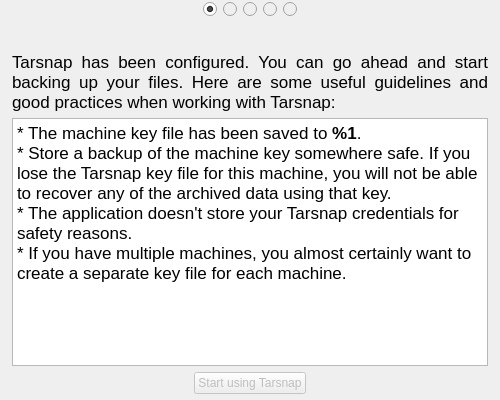
The window that setupdialog.ui (Tarsnap/tarsnap-gui) describes before a commit, drawn with Qt 5.
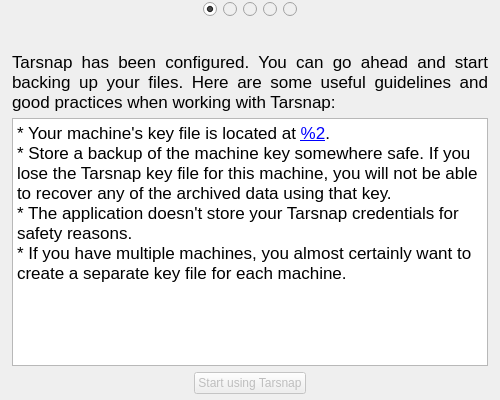
The same window after the commit. The open tabs and pages were chosen to show the change. Icons and pictures are not drawn.

Commit message:
Change phrasing so we can accommodate for both key related cases(existing or generated).
Also made the file URL clickable so one can open via the OS Explorer.

The edit to the form file:
```diff
--- a/setupdialog.ui
+++ b/setupdialog.ui
@@ -909,12 +909,15 @@
        </item>
        <item>
         <widget class="QTextBrowser" name="doneInfoTextBrowser">
+         <property name="readOnly">
+          <bool>true</bool>
+         </property>
          <property name="html">
           <string>&lt;!DOCTYPE HTML PUBLIC &quot;-//W3C//DTD HTML 4.0//EN&quot; &quot;http://www.w3.org/TR/REC-html40/strict.dtd&quot;&gt;
 &lt;html&gt;&lt;head&gt;&lt;meta name=&quot;qrichtext&quot; content=&quot;1&quot; /&gt;&lt;style type=&quot;text/css&quot;&gt;
 p, li { white-space: pre-wrap; }
 &lt;/style&gt;&lt;/head&gt;&lt;body style=&quot; font-family:'.Helvetica Neue DeskInterface'; font-size:13pt; font-weight:400; font-style:normal;&quot;&gt;
-&lt;p style=&quot; margin-top:0px; margin-bottom:0px; margin-left:0px; margin-right:0px; -qt-block-indent:0; text-indent:0px;&quot;&gt;* The machine key file has been saved to &lt;span style=&quot; font-weight:600;&quot;&gt;%1&lt;/span&gt;. &lt;/p&gt;
+&lt;p style=&quot; margin-top:0px; margin-bottom:0px; margin-left:0px; margin-right:0px; -qt-block-indent:0; text-indent:0px;&quot;&gt;* Your machine's key file is located at &lt;a href=&quot;%1&quot;&gt;&lt;span style=&quot; text-decoration: underline; color:#0000ff;&quot;&gt;%2&lt;/span&gt;&lt;/a&gt;.&lt;/p&gt;
 &lt;p style=&quot; margin-top:0px; margin-bottom:0px; margin-left:0px; margin-right:0px; -qt-block-indent:0; text-indent:0px;&quot;&gt;* Store a backup of the machine key somewhere safe. If you lose the Tarsnap key file for this machine, you will not be able to recover any of the archived data using that key.&lt;/p&gt;
 &lt;p style=&quot; margin-top:0px; margin-bottom:0px; margin-left:0px; margin-right:0px; -qt-block-indent:0; text-indent:0px;&quot;&gt;* The application doesn't store your Tarsnap credentials for safety reasons.&lt;/p&gt;
 &lt;p style=&quot; margin-top:0px; margin-bottom:0px; margin-left:0px; margin-right:0px; -qt-block-indent:0; text-indent:0px;&quot;&gt;* If you have multiple machines, you almost certainly want to create a separate key file for each machine.&lt;/p&gt;&lt;/body&gt;&lt;/html&gt;</string>
```
Left out of the diff: 6 changed lines with no effect on the pictures. The commit also changes 1 other file.
